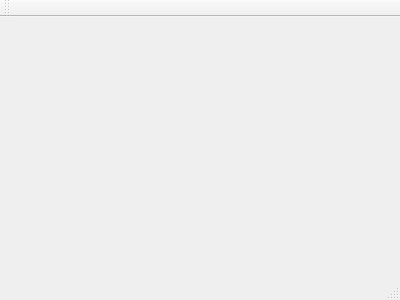
Old version of the form Pi-File-Client/mainwindow.ui in the repository zwimer/Pi-File-Client.
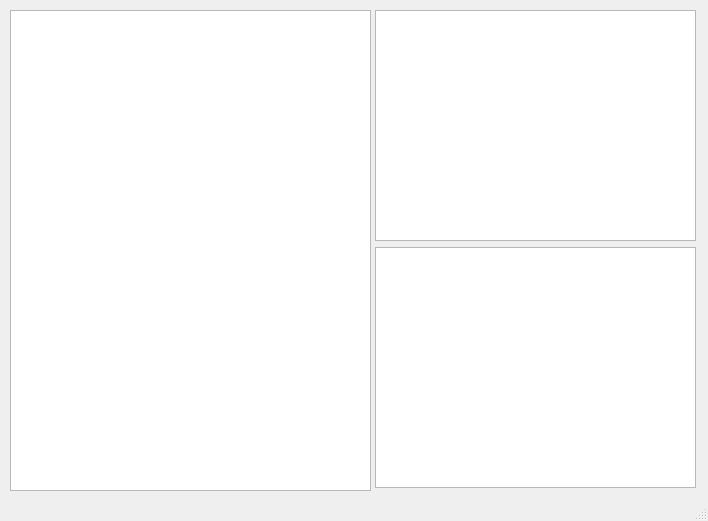
New version of the form.

Commit message: Settled on a possible design

What changed in the file:
```diff
--- a/Pi-File-Client/mainwindow.ui
+++ b/Pi-File-Client/mainwindow.ui
@@ -1,24 +1,52 @@
 <ui version="4.0">
  <class>MainWindow</class>
- <widget class="QMainWindow" name="MainWindow" >
-  <property name="geometry" >
+ <widget class="QMainWindow" name="MainWindow">
+  <property name="geometry">
    <rect>
     <x>0</x>
     <y>0</y>
-    <width>400</width>
-    <height>300</height>
+    <width>708</width>
+    <height>521</height>
    </rect>
   </property>
   <property name="windowTitle" >
    <string>MainWindow</string>
   </property>
-  <widget class="QMenuBar" name="menuBar" />
-  <widget class="QToolBar" name="mainToolBar" />
-  <widget class="QWidget" name="centralWidget" />
-  <widget class="QStatusBar" name="statusBar" />
+  <widget class="QWidget" name="centralWidget">
+   <widget class="QPlainTextEdit" name="plainTextEdit">
+    <property name="geometry">
+     <rect>
+      <x>10</x>
+      <y>10</y>
+      <width>361</width>
+      <height>481</height>
+     </rect>
+    </property>
+   </widget>
+   <widget class="QListWidget" name="listWidget">
+    <property name="geometry">
+     <rect>
+      <x>375</x>
+      <y>10</y>
+      <width>321</width>
+      <height>231</height>
+     </rect>
+    </property>
+   </widget>
+   <widget class="QListWidget" name="listWidget_2">
+    <property name="geometry">
+     <rect>
+      <x>375</x>
+      <y>247</y>
+      <width>321</width>
+      <height>241</height>
+     </rect>
+    </property>
+   </widget>
+  </widget>
+  <widget class="QStatusBar" name="statusBar"/>
  </widget>
- <layoutDefault spacing="6" margin="11" />
- <pixmapfunction></pixmapfunction>
+ <layoutdefault spacing="6" margin="11"/>
  <resources/>
  <connections/>
 </ui>
```
Left out of the diff: 3 changed lines with no effect on the pictures. The commit also changes 6 other files.
